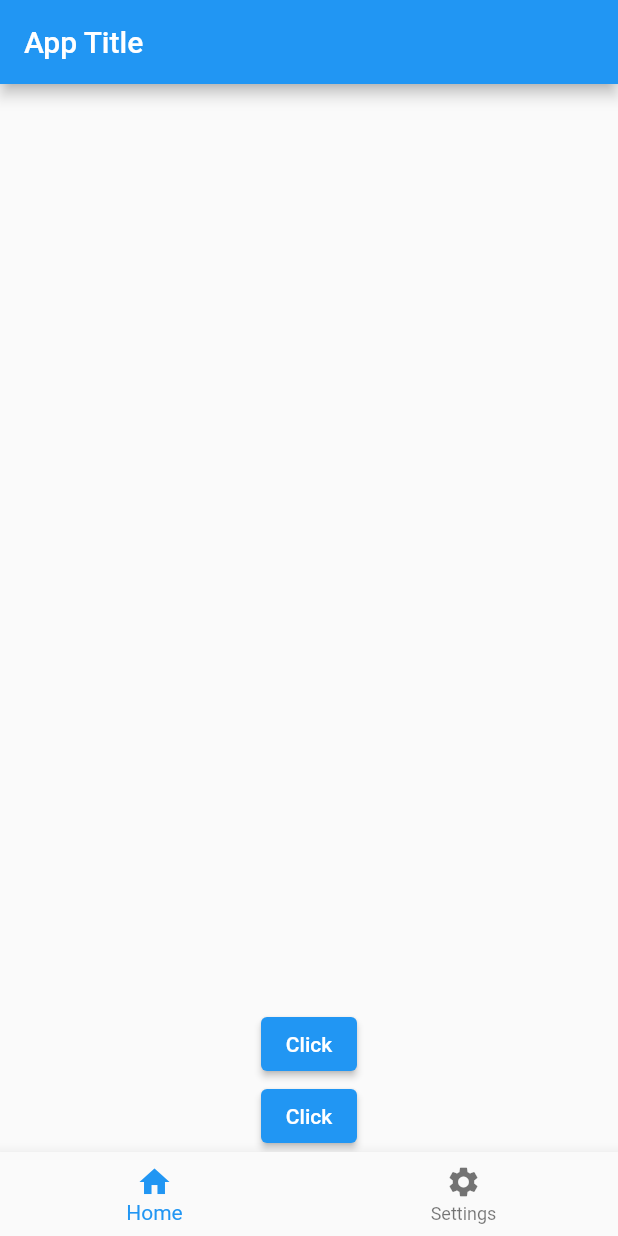
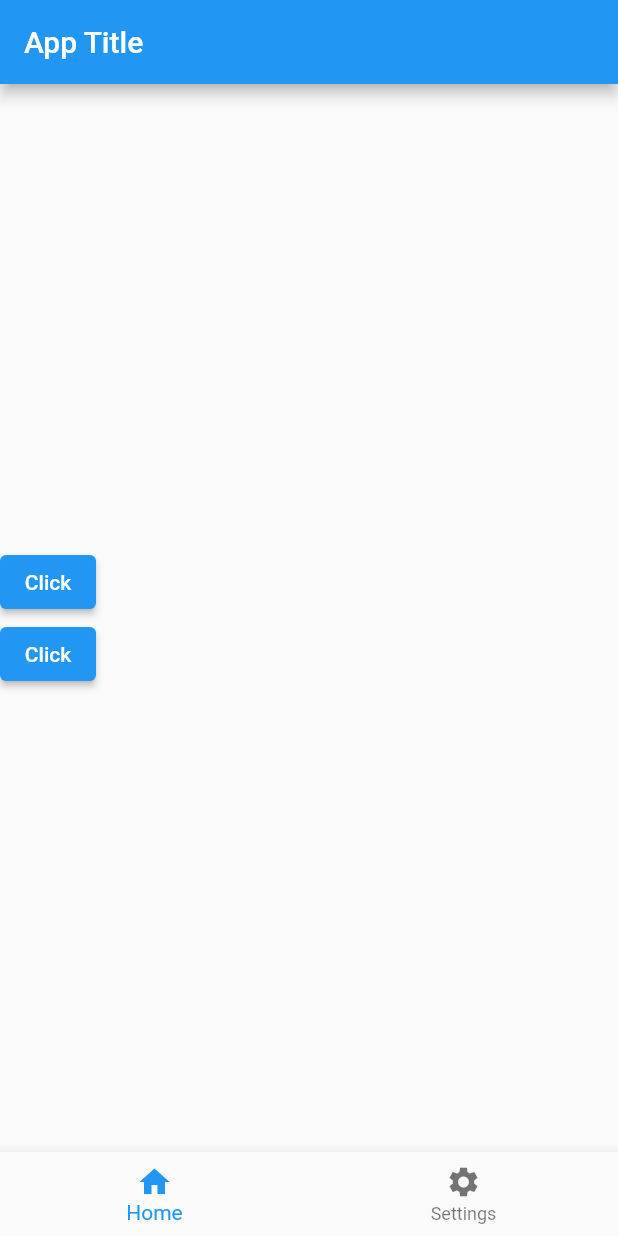
Before and after one commit to paulocf92/flutter-zero-to-hero, a Flutter app: the screen it shows after launch, on a phone screen of 412 x 824 dp. Run offline on Flutter 3.47's test engine with Material 2 defaults, Android fonts, the phone set to English and light mode, and no system bars.

Commit message:
chore: wrap column in a sized box to take up maximum horizontal space

```diff
--- a/learn_the_basics/lib/main.dart
+++ b/learn_the_basics/lib/main.dart
@@ -24,9 +24,11 @@ class _MyAppState extends State<MyApp> {
           title: const Text('App Title'),
         ),
         body: Center(
+          child: SizedBox(
+            width: double.infinity,
             child: Column(
-            mainAxisAlignment: MainAxisAlignment.end,
-            crossAxisAlignment: CrossAxisAlignment.end,
+              mainAxisAlignment: MainAxisAlignment.center,
+              crossAxisAlignment: CrossAxisAlignment.start,
               children: [
                 ElevatedButton(
                   onPressed: () {
@@ -45,6 +47,7 @@ class _MyAppState extends State<MyApp> {
                   child: Text(buttonName),
                 ),
               ],
+            ),
           ),
         ),
         bottomNavigationBar: BottomNavigationBar(
```
Lines whose indentation alone changed are shown as unchanged.
